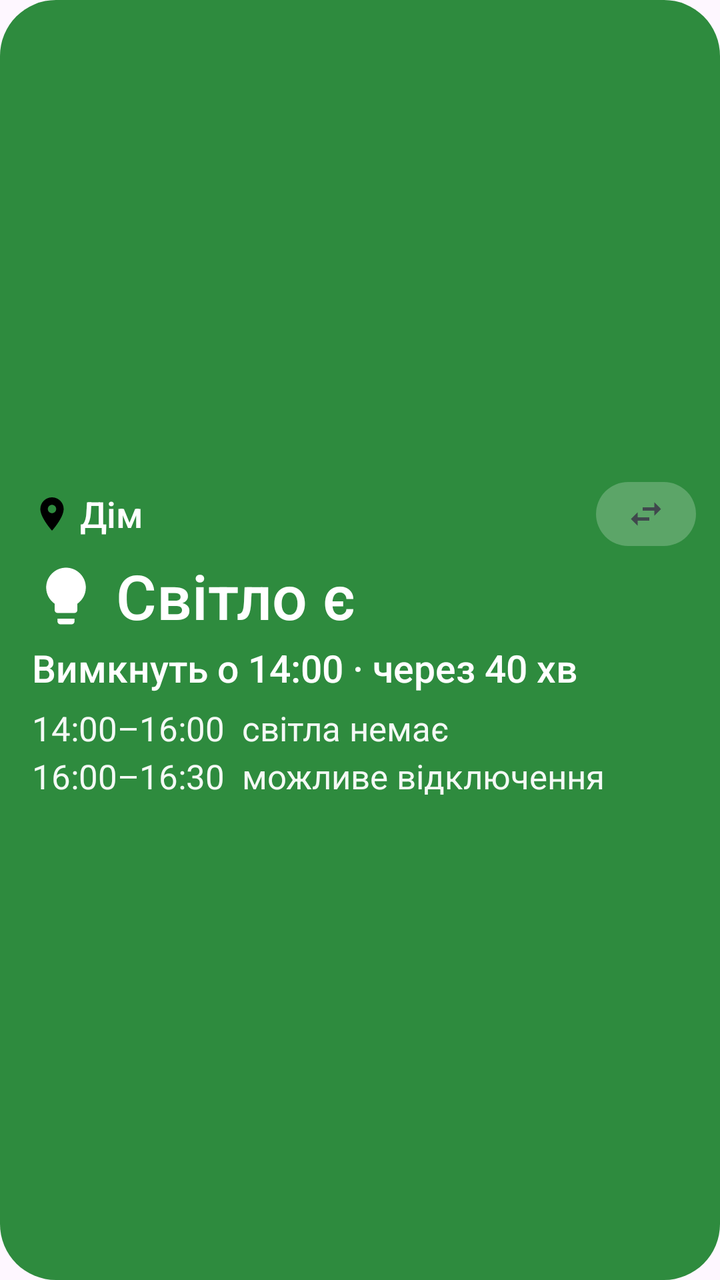
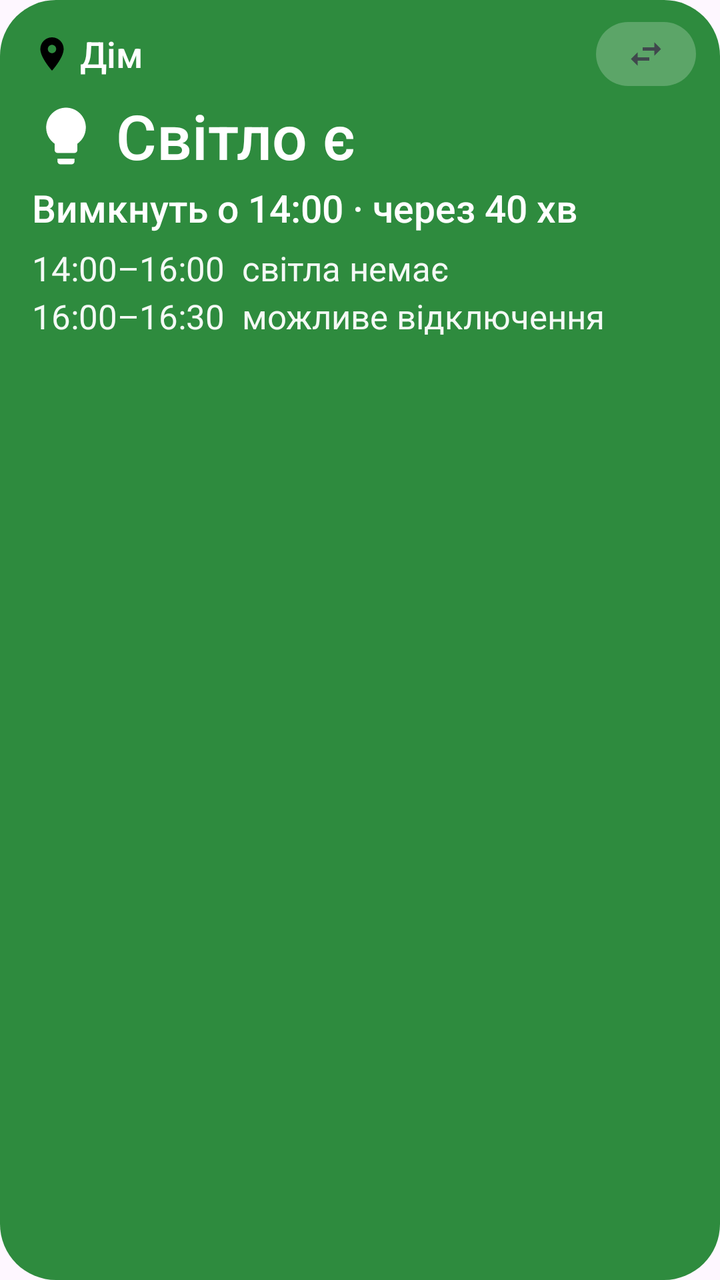

Two renders of the same Android screen: before a commit and after it. Below are the layout's source before the change and the commit's diff.
<!-- AndroidManifest.xml: application theme AppTheme -->
<!-- res/layout/widget_power.xml -->
<?xml version="1.0" encoding="utf-8"?>
<LinearLayout xmlns:android="http://schemas.android.com/apk/res/android"
    android:id="@+id/w_root"
    android:layout_width="match_parent"
    android:layout_height="match_parent"
    android:background="@drawable/wbg_on"
    android:gravity="center_vertical"
    android:orientation="vertical"
    android:paddingStart="16dp"
    android:paddingTop="10dp"
    android:paddingEnd="12dp"
    android:paddingBottom="10dp">

    
    <LinearLayout
        android:id="@+id/w_header"
        android:layout_width="match_parent"
        android:layout_height="34dp"
        android:gravity="center_vertical"
        android:orientation="horizontal">

        <ImageView
            android:id="@+id/w_pin"
            android:layout_width="20dp"
            android:layout_height="20dp"
            android:contentDescription="@null"
            android:src="@drawable/ic_place" />

        <TextView
            android:id="@+id/w_address"
            android:layout_width="0dp"
            android:layout_height="wrap_content"
            android:layout_marginStart="4dp"
            android:layout_weight="1"
            android:ellipsize="end"
            android:fontFamily="sans-serif-medium"
            android:maxLines="1"
            android:text="Дім"
            android:textColor="#FFFFFFFF"
            android:textSize="18dp" />

        <ImageView
            android:id="@+id/w_switch"
            android:layout_width="50dp"
            android:layout_height="32dp"
            android:background="@drawable/switch_pill_light"
            android:contentDescription="Інша адреса"
            android:padding="6dp"
            android:scaleType="fitCenter"
            android:src="@drawable/ic_swap" />
    </LinearLayout>

    <LinearLayout
        android:layout_width="match_parent"
        android:layout_height="44dp"
        android:layout_marginTop="2dp"
        android:gravity="center_vertical"
        android:orientation="horizontal">

        <ImageView
            android:id="@+id/w_icon"
            android:layout_width="34dp"
            android:layout_height="34dp"
            android:contentDescription="@null"
            android:src="@drawable/ic_status_on" />

        <TextView
            android:id="@+id/w_status"
            android:layout_width="0dp"
            android:layout_height="44dp"
            android:layout_marginStart="8dp"
            android:layout_weight="1"
            android:autoSizeMaxTextSize="31dp"
            android:autoSizeMinTextSize="20dp"
            android:autoSizeStepGranularity="1dp"
            android:autoSizeTextType="uniform"
            android:fontFamily="sans-serif-medium"
            android:gravity="center_vertical"
            android:maxLines="1"
            android:text="Світло є"
            android:textColor="#FFFFFFFF" />
    </LinearLayout>

    <TextView
        android:id="@+id/w_detail"
        android:layout_width="match_parent"
        android:layout_height="28dp"
        android:autoSizeMaxTextSize="19dp"
        android:autoSizeMinTextSize="14dp"
        android:autoSizeStepGranularity="1dp"
        android:autoSizeTextType="uniform"
        android:fontFamily="sans-serif-medium"
        android:gravity="center_vertical"
        android:maxLines="1"
        android:text="Вимкнуть о 14:00 · через 40 хв"
        android:textColor="#FFFFFFFF" />

    <TextView
        android:id="@+id/w_row1"
        android:layout_width="match_parent"
        android:layout_height="24dp"
        android:layout_marginTop="4dp"
        android:autoSizeMaxTextSize="17dp"
        android:autoSizeMinTextSize="13dp"
        android:autoSizeStepGranularity="1dp"
        android:autoSizeTextType="uniform"
        android:gravity="center_vertical"
        android:maxLines="1"
        android:text="14:00–16:00  світла немає"
        android:textColor="#F2FFFFFF" />

    <TextView
        android:id="@+id/w_row2"
        android:layout_width="match_parent"
        android:layout_height="24dp"
        android:autoSizeMaxTextSize="17dp"
        android:autoSizeMinTextSize="13dp"
        android:autoSizeStepGranularity="1dp"
        android:autoSizeTextType="uniform"
        android:gravity="center_vertical"
        android:maxLines="1"
        android:text="16:00–16:30  можливе відключення"
        android:textColor="#F2FFFFFF" />

    <TextView
        android:id="@+id/w_row3"
        android:layout_width="match_parent"
        android:layout_height="24dp"
        android:autoSizeMaxTextSize="17dp"
        android:autoSizeMinTextSize="13dp"
        android:autoSizeStepGranularity="1dp"
        android:autoSizeTextType="uniform"
        android:gravity="center_vertical"
        android:maxLines="1"
        android:textColor="#F2FFFFFF"
        android:visibility="gone" />

    <TextView
        android:id="@+id/w_row4"
        android:layout_width="match_parent"
        android:layout_height="24dp"
        android:autoSizeMaxTextSize="17dp"
        android:autoSizeMinTextSize="13dp"
        android:autoSizeStepGranularity="1dp"
        android:autoSizeTextType="uniform"
        android:gravity="center_vertical"
        android:maxLines="1"
        android:textColor="#F2FFFFFF"
        android:visibility="gone" />
</LinearLayout>
<!-- resources referenced by this layout -->
<resources>
  <!-- drawable ic_place (drawable) -->
  <?xml version="1.0" encoding="utf-8"?>
  <vector xmlns:android="http://schemas.android.com/apk/res/android"
      android:width="24dp"
      android:height="24dp"
      android:viewportWidth="24"
      android:viewportHeight="24">
      <path android:fillColor="#FF000000" android:pathData="M12,2C8.13,2 5,5.13 5,9c0,5.25 7,13 7,13s7,-7.75 7,-13c0,-3.87 -3.13,-7 -7,-7zM12,11.5c-1.38,0 -2.5,-1.12 -2.5,-2.5s1.12,-2.5 2.5,-2.5 2.5,1.12 2.5,2.5 -1.12,2.5 -2.5,2.5z" />
  </vector>
  <!-- drawable ic_status_on (drawable) -->
  <?xml version="1.0" encoding="utf-8"?>
  <vector xmlns:android="http://schemas.android.com/apk/res/android"
      android:width="24dp"
      android:height="24dp"
      android:viewportWidth="24"
      android:viewportHeight="24">
      <path android:fillColor="@color/st_on_content" android:pathData="M9,21c0,0.55 0.45,1 1,1h4c0.55,0 1,-0.45 1,-1v-1H9V21zM12,2C8.14,2 5,5.14 5,9c0,2.38 1.19,4.47 3,5.74V17c0,0.55 0.45,1 1,1h6c0.55,0 1,-0.45 1,-1v-2.26c1.81,-1.27 3,-3.36 3,-5.74C19,5.14 15.86,2 12,2z" />
  </vector>
  <!-- drawable ic_swap (drawable) -->
  <?xml version="1.0" encoding="utf-8"?>
  <vector xmlns:android="http://schemas.android.com/apk/res/android"
      android:width="24dp"
      android:height="24dp"
      android:viewportWidth="24"
      android:viewportHeight="24">
      <path android:fillColor="@color/widget_sub" android:pathData="M6.99,11L3,15l3.99,4v-3H14v-2H6.99v-3zM21,9l-3.99,-4v3H10v2h7.01v3L21,9z" />
  </vector>
  <!-- drawable switch_pill_light (drawable) -->
  <?xml version="1.0" encoding="utf-8"?>
  <shape xmlns:android="http://schemas.android.com/apk/res/android" android:shape="rectangle">
      <solid android:color="#38FFFFFF" />
      <corners android:radius="100dp" />
  </shape>
  <!-- drawable wbg_on (drawable) -->
  <?xml version="1.0" encoding="utf-8"?>
  <shape xmlns:android="http://schemas.android.com/apk/res/android" android:shape="rectangle">
      <solid android:color="@color/st_on_container" />
      <corners android:radius="26dp" />
  </shape>
  <style name="AppTheme" parent="Theme.Material3.DayNight.NoActionBar">
          <item name="android:statusBarColor">?attr/colorSurface</item>
          <item name="android:windowLightStatusBar">@bool/light_bars</item>
      </style>
  <color name="st_on_content">#FFFFFF</color>
  <color name="widget_sub">#44474F</color>
  <color name="st_on_container">#2E8B3E</color>
</resources>

<!-- the commit's change to res/layout/widget_power.xml (unified diff, before → after) -->
@@ -4,7 +4,7 @@
     android:layout_width="match_parent"
     android:layout_height="match_parent"
     android:background="@drawable/wbg_on"
-    android:gravity="center_vertical"
+    android:gravity="top"
     android:orientation="vertical"
     android:paddingStart="16dp"
     android:paddingTop="10dp"
